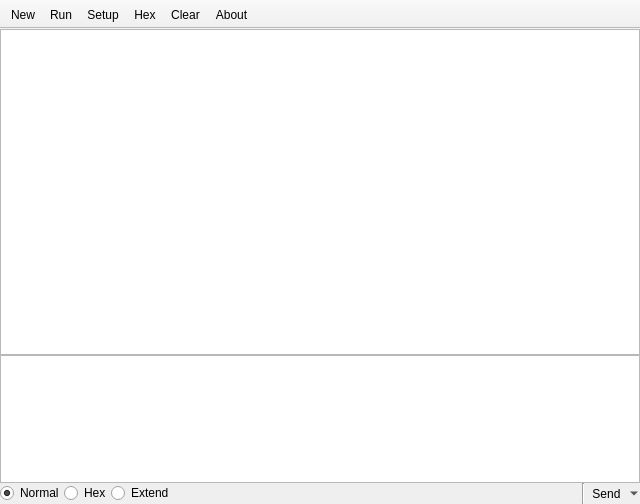
First picture: the form in pqcom.ui, repository xiongyihui/pqcom, before the edit.
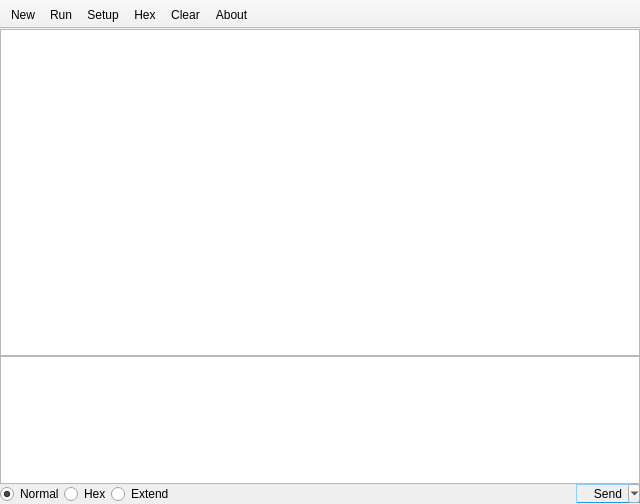
Second picture: the form after the edit.

Commit message: remove dialog window help button and change send button style

Diff of the .ui file:
```diff
--- a/pqcom.ui
+++ b/pqcom.ui
@@ -77,6 +77,12 @@
       <property name="spacing">
        <number>0</number>
       </property>
+      <property name="leftMargin">
+       <number>0</number>
+      </property>
+      <property name="rightMargin">
+       <number>0</number>
+      </property>
       <item>
        <widget class="QRadioButton" name="normalRadioButton">
         <property name="text">
@@ -114,15 +120,17 @@
         </property>
        </spacer>
       </item>
-      <item>
-       <widget class="Line" name="line_2">
-        <property name="orientation">
-         <enum>Qt::Vertical</enum>
-        </property>
-       </widget>
-      </item>
       <item>
        <widget class="QToolButton" name="sendButton">
+        <property name="minimumSize">
+         <size>
+          <width>64</width>
+          <height>0</height>
+         </size>
+        </property>
+        <property name="styleSheet">
+         <string notr="true">border: 1px outset rgb(29, 153, 243);</string>
+        </property>
         <property name="text">
          <string>Send</string>
         </property>
@@ -130,7 +138,7 @@
          <enum>QToolButton::MenuButtonPopup</enum>
         </property>
         <property name="toolButtonStyle">
-         <enum>Qt::ToolButtonTextUnderIcon</enum>
+         <enum>Qt::ToolButtonTextBesideIcon</enum>
         </property>
         <property name="autoRaise">
          <bool>true</bool>
```
The commit also changes 2 other files.
